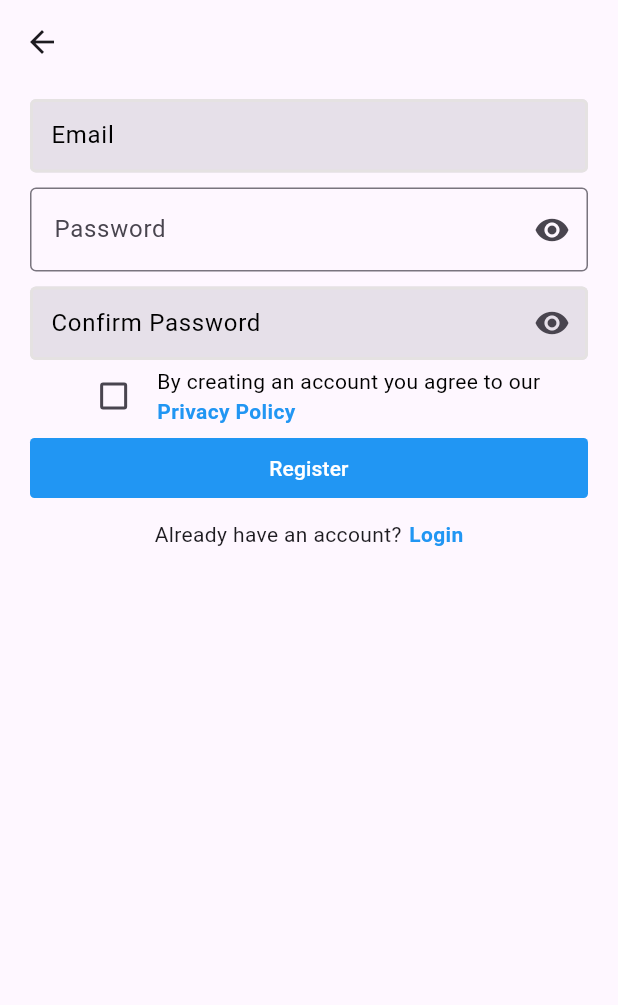
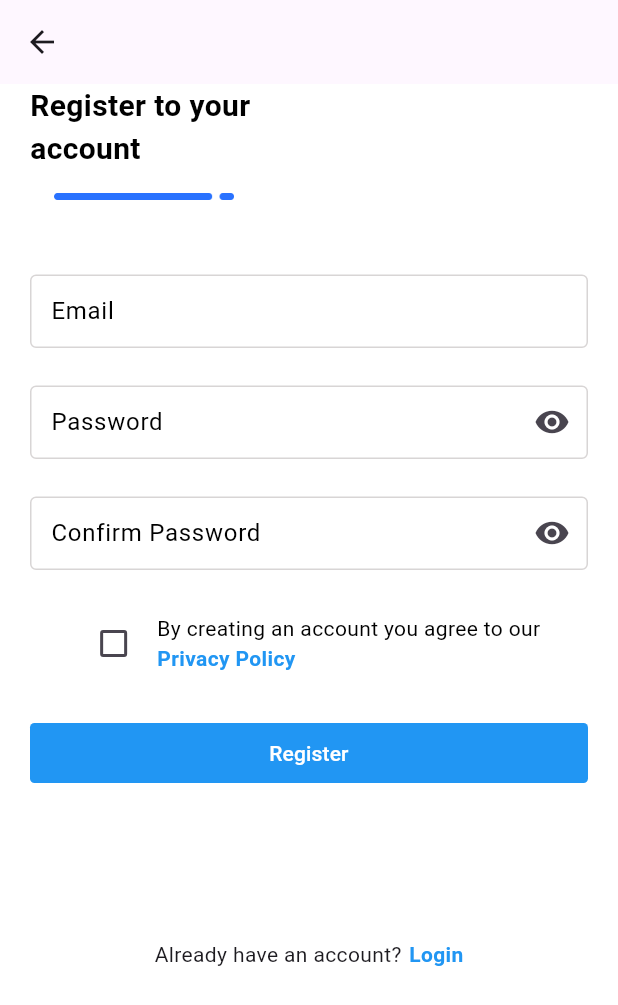
Before and after one commit to gitmeas02/Mobile, a Flutter app: the screen it shows after launch, after a tap on "Register", on a phone screen of 412 x 824 dp. Shown: the top 1005 px of the screen. Run offline on Flutter 3.47's test engine with Material 3 defaults, Android fonts, the phone set to English and light mode, and no system bars.

Commit message:
good enough TP2

```diff
--- a/lib/Login.dart
+++ b/lib/Login.dart
@@ -20,7 +20,9 @@ class _LoginPageState extends State<LoginPage> {
           backgroundColor: Colors.white,
         ),
       ),
+      backgroundColor: Colors.white, // Set the body background color to white
       body: Column(
+
         crossAxisAlignment: CrossAxisAlignment.start, // Aligns content to the start (top-left)
         children: [
           Container(
@@ -45,7 +47,7 @@ class _LoginPageState extends State<LoginPage> {
               ],
             ),
           ),
-          const SizedBox(height: 10), // Adds spacing between elements
+          const SizedBox(height: 45), // Adds spacing between elements
           Padding(
             padding: const EdgeInsets.symmetric(horizontal: 20),
             child: TextField(
@@ -54,6 +56,7 @@ class _LoginPageState extends State<LoginPage> {
                 hintText: 'Email',
                 border: OutlineInputBorder(),
                 filled: true,
+                fillColor: Colors.white,
                 hintStyle: TextStyle(
                   color: Colors.black,
                 ),
@@ -64,13 +67,13 @@ class _LoginPageState extends State<LoginPage> {
                   borderSide: BorderSide(color: Color.fromARGB(255, 180, 218, 250), width: 2.0),
                 ),
                 enabledBorder: OutlineInputBorder(
-                  borderSide: BorderSide(color: Color.fromARGB(255, 229, 226, 226), width: 2.0),
+                  borderSide: BorderSide(color: Color.fromARGB(255, 216, 213, 213), width: 1.0),
                 ),
                 contentPadding: EdgeInsets.symmetric(vertical: 12.5,horizontal: 10.0),
               ),
             ),
           ),
-          const SizedBox(height: 10),
+          const SizedBox(height: 20),
           Padding(
             padding: const EdgeInsets.symmetric(horizontal: 20),
             child: TextField(
@@ -80,6 +83,7 @@ class _LoginPageState extends State<LoginPage> {
                 hintText: 'Password',
                 border: OutlineInputBorder(),
                 filled: true,
+                fillColor: Colors.white,
                 hintStyle: TextStyle(
                   color: Colors.black,
                 ),
@@ -90,7 +94,7 @@ class _LoginPageState extends State<LoginPage> {
                   borderSide: BorderSide(color: Color.fromARGB(255, 180, 218, 250), width: 2.0),
                 ),
                 enabledBorder: OutlineInputBorder(
-                  borderSide: BorderSide(color: Color.fromARGB(255, 229, 226, 226), width: 2.0),
+                  borderSide: BorderSide(color: Color.fromARGB(255, 216, 213, 213), width: 1.0),
                 ),
                 contentPadding: EdgeInsets.symmetric(vertical: 12.5,horizontal: 10.0),
 
@@ -107,6 +111,7 @@ class _LoginPageState extends State<LoginPage> {
               ),
             ),
           ),
+          const SizedBox(height: 25),
           Padding(
             padding: const EdgeInsets.symmetric(horizontal: 8),
             child: Row(
@@ -130,6 +135,7 @@ class _LoginPageState extends State<LoginPage> {
               ],
             ),
           ),
+          const SizedBox(height: 25),
           Padding(
             padding: const EdgeInsets.symmetric(horizontal: 20),
             child: SizedBox(
@@ -150,7 +156,9 @@ class _LoginPageState extends State<LoginPage> {
               ),
             ),
           ),
+          const SizedBox(height: 25),
           const Center(child: Text('OR')),
+          const SizedBox(height: 25),
           Padding(
             padding: const EdgeInsets.symmetric(horizontal: 20),
             child: SizedBox(
@@ -171,8 +179,9 @@ class _LoginPageState extends State<LoginPage> {
               ),
             ),
           ),
-          const SizedBox(height: 10),
-          Center(
+          const SizedBox(height: 70),
+          BottomAppBar(
+            color: Colors.white,
             child: Row(
               mainAxisAlignment: MainAxisAlignment.center,
               children: [
--- a/lib/Register.dart
+++ b/lib/Register.dart
@@ -14,10 +14,32 @@ class _RegisterPageState extends State<RegisterPage> {
   Widget build(BuildContext context) {
     return Scaffold(
       appBar: AppBar(),
+      backgroundColor: Colors.white, // Set the body background color to white
       body: Column(
-          mainAxisAlignment: MainAxisAlignment.start,
+        crossAxisAlignment: CrossAxisAlignment.start,
           children: [
-            const SizedBox(height: 10),
+             Padding(
+              padding: const EdgeInsets.symmetric(horizontal: 20),
+              child: Column(
+              children: [
+                const Text(
+                'Register to your \naccount',
+                style: TextStyle(
+                  fontSize: 20,
+                  fontWeight: FontWeight.bold,
+                  color: Colors.black,
+                ),
+                ),
+                const SizedBox(height: 10), // Adds spacing between elements
+                Image.asset(
+                'images/accent.png',
+                width: 120,
+                height: 14,
+                ),
+              ],
+              ),
+            ),
+          const SizedBox(height: 45),
             Padding(
               padding: const EdgeInsets.symmetric(horizontal: 20),
               child: TextField(
@@ -26,6 +48,7 @@ class _RegisterPageState extends State<RegisterPage> {
                   hintText: 'Email',
                   border: OutlineInputBorder(),
                 filled: true,
+                fillColor: Colors.white,
                 hintStyle: TextStyle(
                   color: Colors.black,
                 ),
@@ -36,13 +59,13 @@ class _RegisterPageState extends State<RegisterPage> {
                   borderSide: BorderSide(color: Color.fromARGB(255, 180, 218, 250), width: 2.0),
                 ),
                 enabledBorder: OutlineInputBorder(
-                  borderSide: BorderSide(color: Color.fromARGB(255, 229, 226, 226), width: 2.0),
+                  borderSide: BorderSide(color: Color.fromARGB(255, 216, 213, 213), width: 1.0),
                 ),
                 contentPadding: EdgeInsets.symmetric(vertical: 12.5,horizontal: 10.0),
                 ),
               ),
             ),
-          const SizedBox(height: 10),
+            const SizedBox(height: 25),
             Padding(
               padding: const EdgeInsets.symmetric(horizontal: 20),
               child: TextField(
@@ -50,30 +73,9 @@ class _RegisterPageState extends State<RegisterPage> {
                 decoration: InputDecoration(
                   labelText: 'Password',
                   hintText: 'Password',
-                  border: const OutlineInputBorder(),
-                  suffixIcon: IconButton(
-                    icon: Icon(
-                      _isObscured ? Icons.visibility : Icons.visibility_off,
-                    ),
-                    onPressed: () {
-                      setState(() {
-                        _isObscured = !_isObscured;
-                      });
-                    },
-                  ),
-                ),
-              ),
-            ),
-            const SizedBox(height: 10),
-            Padding(
-              padding: const EdgeInsets.symmetric(horizontal: 20),
-              child: TextField(
-                obscureText: _isObscured,
-                decoration: InputDecoration(
-                  labelText: 'Confirm Password',
-                  hintText: 'Confirm Password',
                   border: OutlineInputBorder(),
                 filled: true,
+                fillColor: Colors.white,
                 hintStyle: TextStyle(
                   color: Colors.black,
                 ),
@@ -84,7 +86,7 @@ class _RegisterPageState extends State<RegisterPage> {
                   borderSide: BorderSide(color: Color.fromARGB(255, 180, 218, 250), width: 2.0),
                 ),
                 enabledBorder: OutlineInputBorder(
-                  borderSide: BorderSide(color: Color.fromARGB(255, 229, 226, 226), width: 2.0),
+                  borderSide: BorderSide(color: Color.fromARGB(255, 216, 213, 213), width: 1.0),
                 ),
                 contentPadding: EdgeInsets.symmetric(vertical: 12.5,horizontal: 10.0),
                   suffixIcon: IconButton(
@@ -100,6 +102,44 @@ class _RegisterPageState extends State<RegisterPage> {
                 ),
               ),
             ),
+            const SizedBox(height: 25),
+            Padding(
+              padding: const EdgeInsets.symmetric(horizontal: 20),
+              child: TextField(
+                obscureText: _isObscured,
+                decoration: InputDecoration(
+                  labelText: 'Confirm Password',
+                  hintText: 'Confirm Password',
+                  border: OutlineInputBorder(),
+                filled: true,
+                fillColor: Colors.white,
+                hintStyle: TextStyle(
+                  color: Colors.black,
+                ),
+                labelStyle: TextStyle(
+                  color: Colors.black,
+                ),
+                focusedBorder: OutlineInputBorder(
+                  borderSide: BorderSide(color: Color.fromARGB(255, 180, 218, 250), width: 1.0),
+                ),
+                enabledBorder: OutlineInputBorder(
+                  borderSide: BorderSide(color: Color.fromARGB(255, 216, 213, 213), width: 1.0),
+                ),
+                contentPadding: EdgeInsets.symmetric(vertical: 12.5,horizontal: 10.0),
+                  suffixIcon: IconButton(
+                    icon: Icon(
+                      _isObscured ? Icons.visibility : Icons.visibility_off,
+                    ),
+                    onPressed: () {
+                      setState(() {
+                        _isObscured = !_isObscured;
+                      });
+                    },
+                  ),
+                ),
+              ),
+            ),
+                  const SizedBox(height: 25),
             Center(
             child: Row(
               mainAxisAlignment: MainAxisAlignment.center,
@@ -113,6 +153,7 @@ class _RegisterPageState extends State<RegisterPage> {
                   },
                   activeColor: Colors.blue,
                 ),
+
                 Container(
                   margin: const EdgeInsets.only(left: 5),
                   child: Column(
@@ -144,7 +185,8 @@ class _RegisterPageState extends State<RegisterPage> {
                 ),
               ],
             ),
-          ),
+          ), // Set the body background color to white
+          const SizedBox(height: 25),
           Padding(
             padding: const EdgeInsets.symmetric(horizontal: 20),
             child: SizedBox(
@@ -165,8 +207,9 @@ class _RegisterPageState extends State<RegisterPage> {
               ),
             ),
           ),
-          const SizedBox(height: 10),
-           Center(
+          const SizedBox(height: 70),
+           BottomAppBar(
+            color: Colors.white,
             child: Row(
               mainAxisAlignment: MainAxisAlignment.center,
               children: [
```
